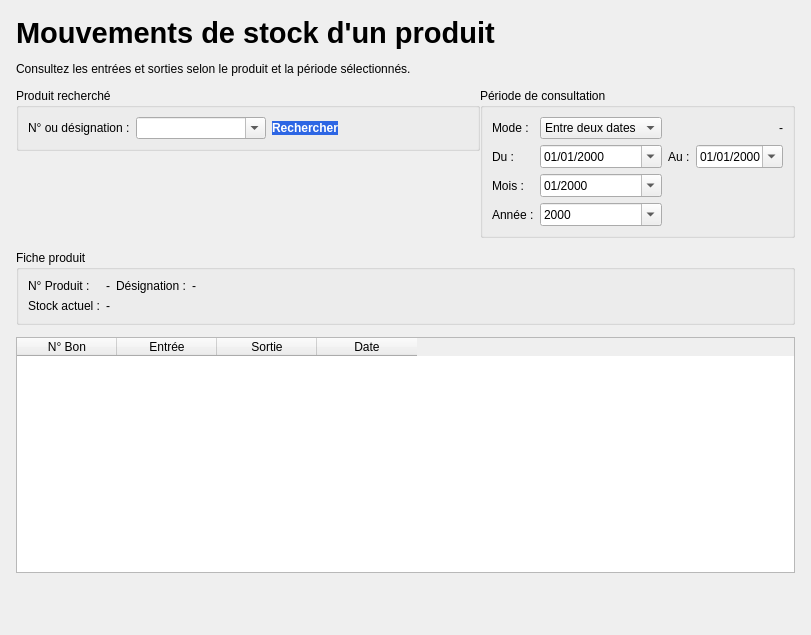
Qt form interface/movement_widget.ui (miranto-andria/stock-it) before a commit.
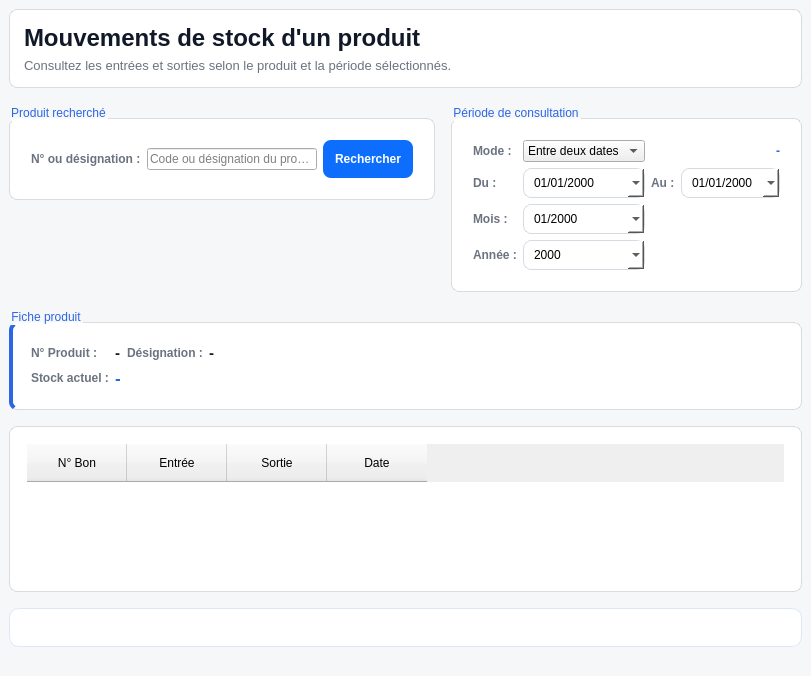
The same form after that commit. Icons and pictures are not drawn.

Commit message: feat: Stock IT

```diff
--- a/interface/movement_widget.ui
+++ b/interface/movement_widget.ui
@@ -7,31 +7,46 @@
     <x>0</x>
     <y>0</y>
     <width>811</width>
-    <height>635</height>
+    <height>676</height>
    </rect>
   </property>
   <property name="windowTitle">
    <string>Form</string>
   </property>
+  <property name="styleSheet">
+   <string notr="true">#MovementWidget { background: #f5f7f9; }
+#MovementWidget #titre { color: #111827; font-size: 18pt; font-weight: 700; }
+#MovementWidget #sous_titre { color: #6b7280; font-size: 9.5pt; }
+#MovementWidget QGroupBox { background: #ffffff; border: 1px solid rgba(171,173,174,102); border-radius: 8px; margin-top: 14px; padding: 12px; }
+#MovementWidget QGroupBox::title { color: #2d66e4; font-size: 10pt; font-weight: 700; }
+#MovementWidget #fiche { border-left: 4px solid #2d66e4; }
+#MovementWidget #label_fiche_num, #MovementWidget #label_fiche_design, #MovementWidget #label_fiche_stock, #MovementWidget #label_choix, #MovementWidget #label_mode, #MovementWidget #label_du, #MovementWidget #label_au, #MovementWidget #label_mois, #MovementWidget #label_annee { color: #6b7280; font-size: 9pt; font-weight: 600; }
+#MovementWidget #lbl_num, #MovementWidget #lbl_design, #MovementWidget #lbl_stock { color: #111827; font-size: 11pt; font-weight: 700; }
+#MovementWidget #lbl_stock { color: #2d66e4; font-size: 13pt; }
+#MovementWidget #periode { color: #2d66e4; font-size: 9pt; font-weight: 700; }
+#MovementWidget QDateEdit { background: #ffffff; border: 1px solid #d5dbe3; border-radius: 8px; padding: 6px 8px; }
+#MovementWidget QDateEdit:focus { border-color: #2d66e4; }
+#MovementWidget QDateEdit:disabled { background: #f8f8f8; color: #abadae; border-color: #e5e7eb; }
+#MovementWidget QTableWidget { border-radius: 10px; font-size: 9.5pt; }
+#MovementWidget QHeaderView::section { padding: 10px 8px; font-size: 9pt; }
+#MovementWidget #resume { background: #ffffff; border: 1px solid #dfe7f7; border-radius: 10px; color: #374151; font-size: 10pt; font-weight: 600; padding: 11px 14px; }</string>
+  </property>
   <layout class="QGridLayout" name="gridLayout">
    <property name="leftMargin">
-    <number>16</number>
+    <number>9</number>
    </property>
    <property name="topMargin">
-    <number>16</number>
+    <number>9</number>
    </property>
    <property name="rightMargin">
-    <number>16</number>
+    <number>9</number>
    </property>
    <property name="bottomMargin">
-    <number>16</number>
+    <number>9</number>
    </property>
-   <property name="horizontalSpacing">
+   <property name="spacing">
     <number>16</number>
    </property>
-   <property name="verticalSpacing">
-    <number>12</number>
-   </property>
    <item row="5" column="0">
     <widget class="QLabel" name="resume">
      <property name="text">
@@ -43,6 +58,15 @@
     </widget>
    </item>
    <item row="4" column="0">
+    <widget class="QFrame" name="tableCard">
+     <property name="styleSheet">
+      <string notr="true">#tableCard { background: #ffffff; border: 1px solid rgba(171,173,174,102); border-radius: 8px; padding: 8px; }</string>
+     </property>
+     <property name="frameShape">
+      <enum>QFrame::Shape::StyledPanel</enum>
+     </property>
+     <layout class="QVBoxLayout" name="tableCardLayout">
+      <item>
     <widget class="QTableWidget" name="table">
      <property name="editTriggers">
       <set>QAbstractItemView::EditTrigger::NoEditTriggers</set>
@@ -90,6 +114,9 @@
      </column>
     </widget>
    </item>
+     </layout>
+    </widget>
+   </item>
    <item row="2" column="0">
     <layout class="QHBoxLayout" name="haut" stretch="3,2">
      <item alignment="Qt::AlignmentFlag::AlignTop">
@@ -97,7 +124,7 @@
        <property name="title">
         <string>Produit recherché</string>
        </property>
-       <layout class="QHBoxLayout" name="ligne_produit" stretch="0,1,0,1">
+       <layout class="QHBoxLayout" name="ligne_produit" stretch="0,1,0">
         <item>
          <widget class="QLabel" name="label_choix">
           <property name="text">
@@ -106,22 +133,26 @@
          </widget>
         </item>
         <item>
-         <widget class="QComboBox" name="choix_produit">
-          <property name="editable">
-           <bool>true</bool>
+         <widget class="QLineEdit" name="choix_produit">
+          <property name="placeholderText">
+           <string>Code ou désignation du produit</string>
           </property>
-          <property name="insertPolicy">
-           <enum>QComboBox::InsertPolicy::NoInsert</enum>
+          <property name="clearButtonEnabled">
+           <bool>true</bool>
           </property>
          </widget>
         </item>
         <item>
          <widget class="QPushButton" name="btn_rechercher">
           <property name="styleSheet">
-           <string notr="true">background-color : #2d66e4;
-font : bold;
+           <string notr="true">QPushButton { background-color : #0d6efd;
+color : #ffffff;
 border : none;
-color : white</string>
+border-radius : 8px;
+font : bold;
+padding : 12px; }
+QPushButton:hover { background-color : #0b5ed7; }
+QPushButton:pressed { background-color : #0a58ca; }</string>
           </property>
           <property name="text">
            <string>Rechercher</string>
@@ -134,19 +165,6 @@
           </property>
          </widget>
         </item>
-        <item>
-         <spacer name="espace_produit">
-          <property name="orientation">
-           <enum>Qt::Orientation::Horizontal</enum>
-          </property>
-          <property name="sizeHint" stdset="0">
-           <size>
-            <width>40</width>
-            <height>20</height>
-           </size>
-          </property>
-         </spacer>
-        </item>
        </layout>
       </widget>
      </item>
@@ -283,13 +301,6 @@
      </item>
     </layout>
    </item>
-   <item row="1" column="0">
-    <widget class="QLabel" name="sous_titre">
-     <property name="text">
-      <string>Consultez les entrées et sorties selon le produit et la période sélectionnés.</string>
-     </property>
-    </widget>
-   </item>
    <item row="3" column="0">
     <widget class="QGroupBox" name="fiche">
      <property name="title">
@@ -355,10 +366,32 @@
     </widget>
    </item>
    <item row="0" column="0">
+    <widget class="QWidget" name="searchBar" native="true">
+     <property name="styleSheet">
+      <string notr="true">#searchBar{background: #ffffff; border: 1px solid rgba(171,173,174,102); border-radius: 8px; 
+padding: 15px;}</string>
+     </property>
+     <layout class="QVBoxLayout" name="headerLayout">
+      <property name="spacing">
+       <number>6</number>
+      </property>
+      <property name="leftMargin">
+       <number>15</number>
+      </property>
+      <property name="topMargin">
+       <number>15</number>
+      </property>
+      <property name="rightMargin">
+       <number>15</number>
+      </property>
+      <property name="bottomMargin">
+       <number>15</number>
+      </property>
+      <item>
     <widget class="QLabel" name="titre">
      <property name="font">
       <font>
-       <pointsize>22</pointsize>
+          <pointsize>18</pointsize>
        <bold>true</bold>
       </font>
      </property>
@@ -367,6 +400,19 @@
      </property>
     </widget>
    </item>
+      <item>
+       <widget class="QLabel" name="sous_titre">
+        <property name="styleSheet">
+         <string notr="true"/>
+        </property>
+        <property name="text">
+         <string>Consultez les entrées et sorties selon le produit et la période sélectionnés.</string>
+        </property>
+       </widget>
+      </item>
+     </layout>
+    </widget>
+   </item>
    <item row="6" column="0">
     <spacer name="verticalSpacer">
      <property name="orientation">
```
Left out of the diff: 7 changed lines with no effect on the pictures. Lines whose indentation alone changed are shown as unchanged. The commit also changes 51 other files.
